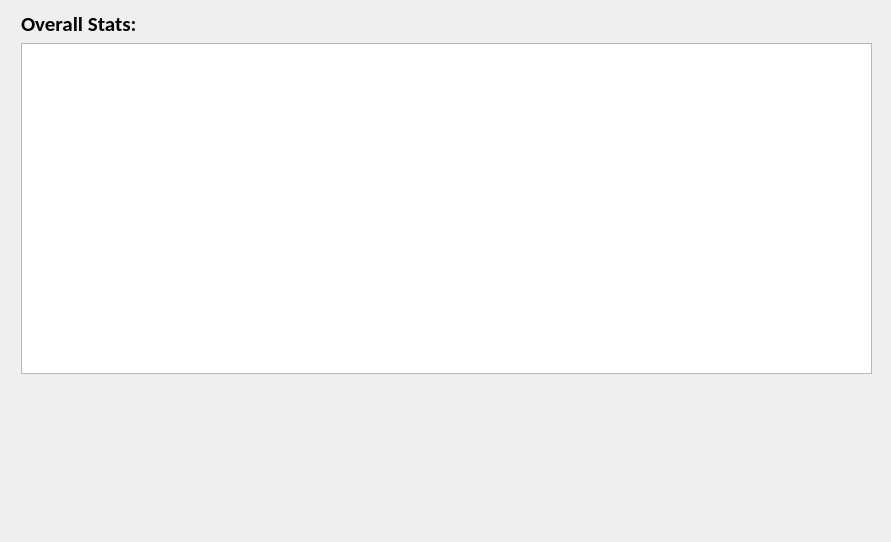
The window that GUI/Stats/statswindow.ui (Paxoo/DemoGUI) describes before a commit, drawn with Qt 5.
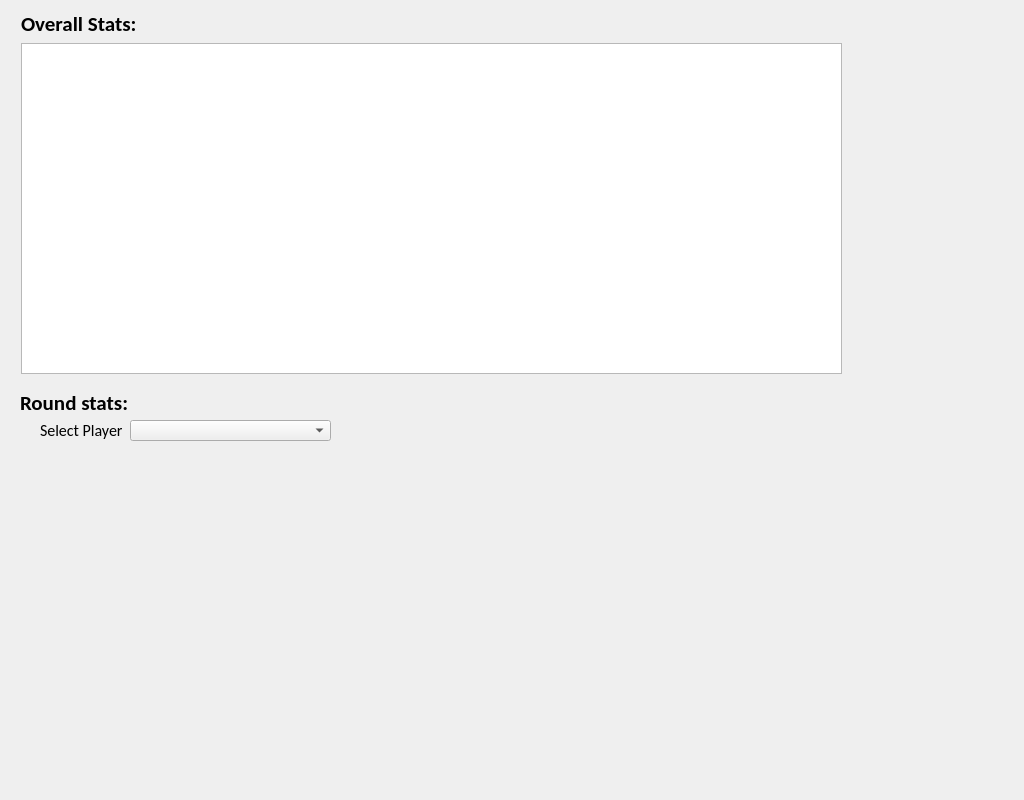
The same window after the commit.

Diff of the .ui file:
```diff
--- a/GUI/Stats/statswindow.ui
+++ b/GUI/Stats/statswindow.ui
@@ -6,8 +6,8 @@
    <rect>
     <x>0</x>
     <y>0</y>
-    <width>891</width>
-    <height>542</height>
+    <width>1024</width>
+    <height>800</height>
    </rect>
   </property>
   <property name="windowTitle">
@@ -18,7 +18,7 @@
     <rect>
      <x>21</x>
      <y>43</y>
-     <width>851</width>
+     <width>821</width>
      <height>331</height>
     </rect>
    </property>
@@ -44,6 +44,69 @@
     <string>Overall Stats:</string>
    </property>
   </widget>
+  <widget class="QWidget" name="horizontalLayoutWidget">
+   <property name="geometry">
+    <rect>
+     <x>20</x>
+     <y>450</y>
+     <width>991</width>
+     <height>341</height>
+    </rect>
+   </property>
+   <layout class="QHBoxLayout" name="horizontalLayout"/>
+  </widget>
+  <widget class="QComboBox" name="comboBox">
+   <property name="geometry">
+    <rect>
+     <x>130</x>
+     <y>420</y>
+     <width>201</width>
+     <height>21</height>
+    </rect>
+   </property>
+  </widget>
+  <widget class="QLabel" name="label_2">
+   <property name="geometry">
+    <rect>
+     <x>20</x>
+     <y>390</y>
+     <width>111</width>
+     <height>26</height>
+    </rect>
+   </property>
+   <property name="font">
+    <font>
+     <family>Calibri</family>
+     <pointsize>16</pointsize>
+     <weight>75</weight>
+     <bold>true</bold>
+    </font>
+   </property>
+   <property name="text">
+    <string>Round stats:</string>
+   </property>
+  </widget>
+  <widget class="QLabel" name="label_3">
+   <property name="geometry">
+    <rect>
+     <x>40</x>
+     <y>420</y>
+     <width>91</width>
+     <height>21</height>
+    </rect>
+   </property>
+   <property name="font">
+    <font>
+     <family>Calibri</family>
+     <pointsize>12</pointsize>
+     <weight>50</weight>
+     <bold>false</bold>
+    </font>
+   </property>
+   <property name="text">
+    <string>Select Player</string>
+   </property>
+  </widget>
  </widget>
  <resources/>
  <connections/>
```
